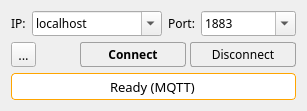
This is Lib/Network/View/mqtt.ui in thisisHenney/DataHub as Qt 5 draws it before an edit. The edited form follows.
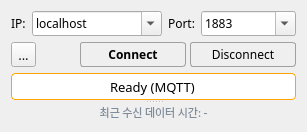
This is the edited form.

Commit message: Show latest received data's embedded timestamp per source panel

The edit to the form file:
```diff
--- a/Lib/Network/View/mqtt.ui
+++ b/Lib/Network/View/mqtt.ui
@@ -355,6 +355,23 @@
        <bool>false</bool>
       </property>
      </widget>
+     <widget class="QLabel" name="label_data_time">
+      <property name="font">
+       <font>
+        <family>맑은 고딕</family>
+        <pointsize>8</pointsize>
+       </font>
+      </property>
+      <property name="styleSheet">
+       <string notr="true">color: #7f8c9b;</string>
+      </property>
+      <property name="text">
+       <string>최근 수신 데이터 시간: -</string>
+      </property>
+      <property name="alignment">
+       <set>Qt::AlignmentFlag::AlignCenter</set>
+      </property>
+     </widget>
     </widget>
    </item>
   </layout>
```
The commit also changes 8 other files.
